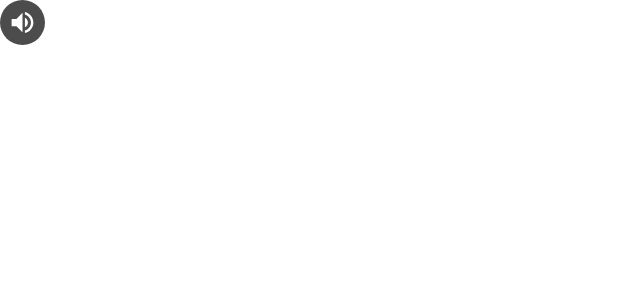
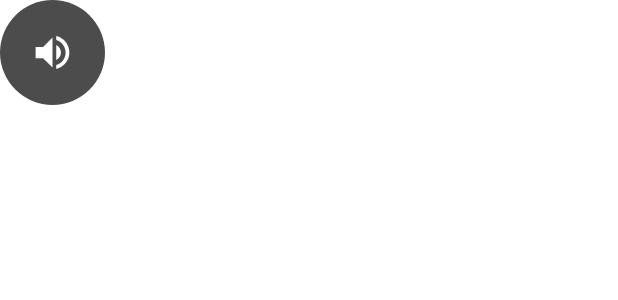
Before and after one commit to Origogi/compose_instagram_clone, an Android app built with Jetpack Compose: the @Preview function SpeakerIconPreview, on a phone screen of 412 x 824 dp. Shown: the top 300 px of the screen. Run offline under Robolectric (Android 15) with nearby library versions, the phone set to English and light mode, and no system bars.

Commit message:
complete mute icon

```diff
--- a/app/src/main/java/com/origogi/instgramclone/ui/components/FadeInOutIcon.kt
+++ b/app/src/main/java/com/origogi/instgramclone/ui/components/FadeInOutIcon.kt
@@ -12,6 +12,7 @@ import androidx.compose.material.Surface
 import androidx.compose.material.icons.Icons
 import androidx.compose.material.icons.filled.SpeakerNotes
 import androidx.compose.material.icons.filled.VolumeMute
+import androidx.compose.material.icons.filled.VolumeOff
 import androidx.compose.material.icons.filled.VolumeUp
 import androidx.compose.runtime.Composable
 import androidx.compose.runtime.mutableStateOf
@@ -23,13 +24,12 @@ import androidx.compose.ui.graphics.Color
 import androidx.compose.ui.layout.Layout
 import androidx.compose.ui.tooling.preview.Preview
 import androidx.compose.ui.unit.dp
+import com.origogi.instgramclone.ui.const.icon
 import kotlinx.coroutines.delay
 
 @OptIn(ExperimentalAnimationApi::class)
 @Composable
 fun FadeInOutSpeakerIcon(showIcon: Boolean, mute: Boolean) {
-
-
 
     AnimatedVisibility(
         visible = showIcon,
@@ -43,17 +43,18 @@ fun FadeInOutSpeakerIcon(showIcon: Boolean, mute: Boolean) {
 
 @Composable
 fun SpeakerIcon(mute: Boolean) {
+    println("KJT mute : $mute"  )
     Box(
         modifier = Modifier
-            .size(30.dp)
+            .size(70.dp)
             .clip(CircleShape)
             .background(Color.Black.copy(alpha = 0.7f))
     ) {
         Icon(
-            if (mute) Icons.Filled.VolumeMute else Icons.Filled.VolumeUp,
+            if (mute) Icons.Filled.VolumeOff else Icons.Filled.VolumeUp,
             tint = Color.White,
             contentDescription = "",
-            modifier = Modifier.padding(5.dp)
+            modifier = Modifier.size(30.dp).align(Alignment.Center)
         )
     }
 }
```
Also changed, not shown: app/src/main/java/com/origogi/instgramclone/ui/view/reels/InstagramReels.kt (+52 -14 lines).
